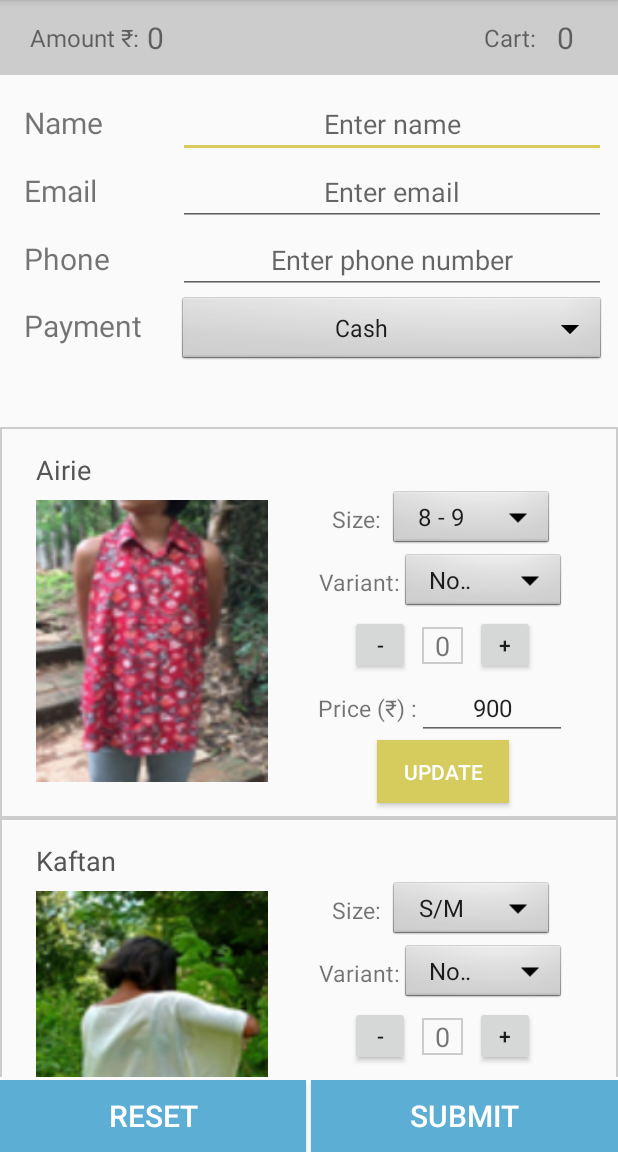
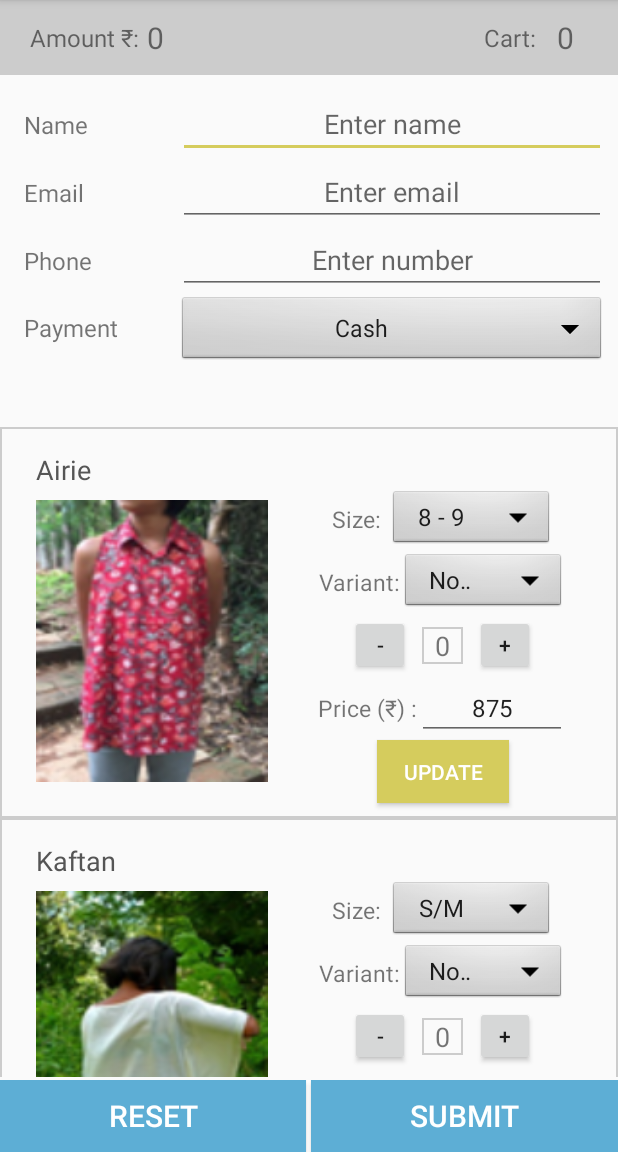
Before and after one commit to Rahul-Maru/malhars-children, an Android app: the screen it shows after launch (MainActivity), on a phone screen of 412 x 824 dp, the part 84-1236 px from its top. Run offline under Robolectric (Android 15) with nearby library versions, the phone set to English and light mode, and no system bars.

Commit message:
Changed Airie shirt price

```diff
--- a/app/src/main/java/com/example/malharschildren/MainActivity.java
+++ b/app/src/main/java/com/example/malharschildren/MainActivity.java
@@ -32,7 +32,7 @@ public class MainActivity extends AppCompatActivity {
     int maxFlavors = 4;
     int[][][] quantities = new int[styles][sizes][maxFlavors];
     int[] temp = new int[styles];
-    int[][] defaultPrices = new int[][]{{900}, {950}, {650, 650, 650}, {650}, {775, 680}, {950}, {850, 850, 800},
+    int[][] defaultPrices = new int[][]{{875}, {950}, {650, 650, 650}, {650}, {775, 680}, {950}, {850, 850, 800},
             {960, 960, 960, 960}, {1060, 1060}, {1450, 1450, 1450}, {1550, 1550}, {975, 975}, {1200, 1200}, {850}, {200}};
     int[][][] prices = new int[styles][sizes][maxFlavors];
     boolean[][][] inCart = new boolean[styles][sizes][maxFlavors];
@@ -257,13 +257,14 @@ public class MainActivity extends AppCompatActivity {
                 "\n\nThis is your invoice:" + "\n\n" +
                 "Name: " + username + "\n" +
                 "Phone: " + phone + "\n\n";
-        int unit = 0;
+
+        int itemNumber = 0;
 
         for (int i = 0; i < quantities.length; i++) {
             for (int j = 0; j < sizes; j++) {
                 for (int k = 0; k < maxFlavors; k++) {
                     if (quantities[i][j][k] != 0) {
-                        unit += 1;
+                        itemNumber += 1;
                         String hex = Integer.toHexString(i);
                         Spinner sizeView = findViewByString("z" + hex);
                         TextView nameView = findViewByString("n" + hex);
@@ -278,7 +279,7 @@ public class MainActivity extends AppCompatActivity {
                         int amount = quantity * price;
                         total += amount;
 
-                        message += "    " + unit + ". " + flavor + " " + name + " X " + quantity + "\n"
+                        message += "    " + itemNumber + ". " + flavor + " " + name + " X " + quantity + "\n"
                                 + "        Size: " + size + "\n"
                                 + "        Price: ₹" + price + "\n"
                                 + "        Amount: ₹" + amount + "\n\n";
--- a/app/src/main/res/layout/activity_main.xml
+++ b/app/src/main/res/layout/activity_main.xml
@@ -84,7 +84,7 @@
                     android:layout_marginHorizontal="8dp"
                     android:layout_weight="1"
                     android:text="Name"
-                    android:textSize="20sp" />
+                    android:textSize="16sp" />
 
                 <EditText
                     android:id="@+id/m0"
@@ -109,7 +109,7 @@
                     android:layout_marginHorizontal="8dp"
                     android:layout_weight="1"
                     android:text="Email"
-                    android:textSize="20sp" />
+                    android:textSize="16sp" />
 
                 <EditText
                     android:id="@+id/e0"
@@ -135,14 +135,14 @@
                     android:layout_marginHorizontal="8dp"
                     android:layout_weight="1"
                     android:text="Phone"
-                    android:textSize="20sp" />
+                    android:textSize="16sp" />
 
                 <EditText
                     android:id="@+id/h0"
                     android:layout_width="0dp"
                     android:layout_height="wrap_content"
                     android:layout_weight="3"
-                    android:hint="Enter phone number"
+                    android:hint="Enter number"
                     android:imeOptions="actionDone"
                     android:inputType="phone"
                     android:singleLine="true"
@@ -161,7 +161,7 @@
                     android:layout_marginHorizontal="8dp"
                     android:layout_weight="1"
                     android:text="Payment"
-                    android:textSize="20sp" />
+                    android:textSize="16sp" />
 
                 <Spinner
                     android:id="@+id/pay"
@@ -315,7 +315,7 @@
                                 android:imeOptions="actionDone"
                                 android:inputType="number"
                                 android:singleLine="true"
-                                android:text="900"
+                                android:text="875"
                                 android:textAlignment="center"
                                 android:textSize="16sp" />
                         </LinearLayout>
```
